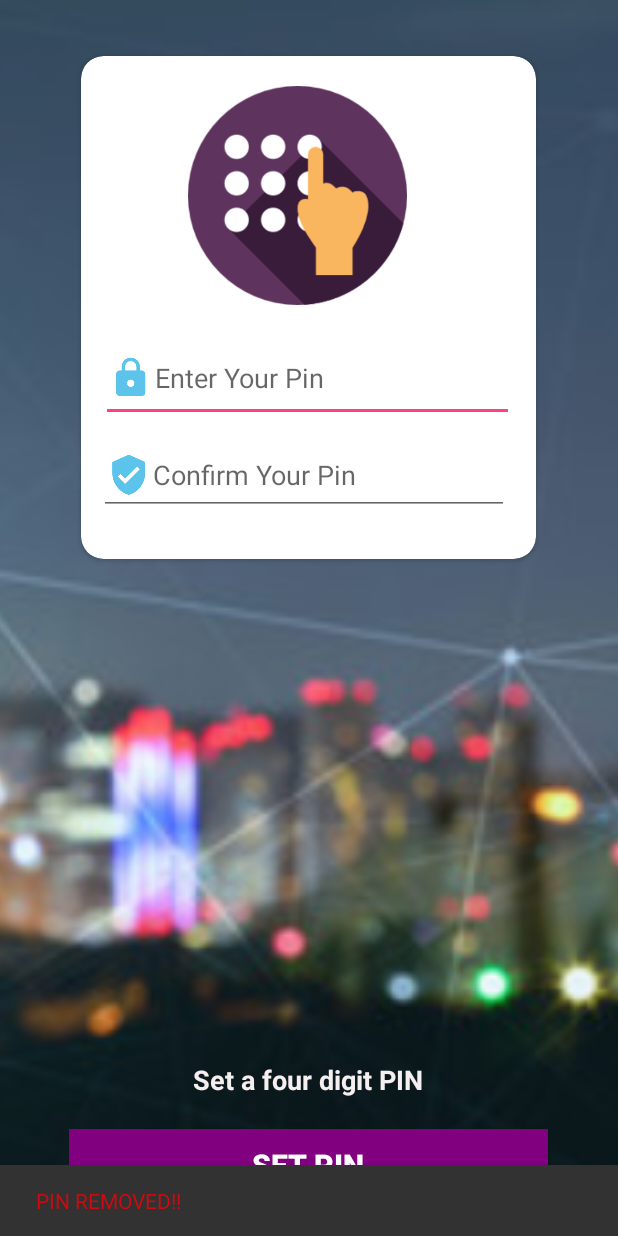
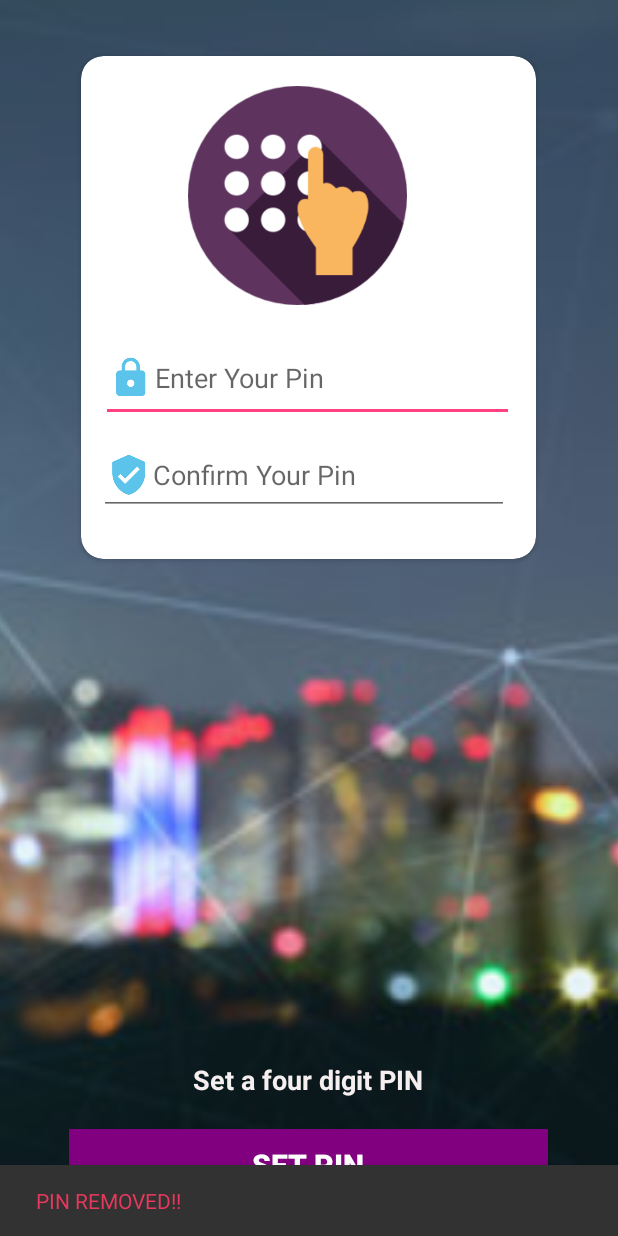
Before and after one commit to dipsikha231995/Get-Contact, an Android app: the MainActivity screen opened directly, with no data from a screen before it, after a tap on an icon or button, on a phone screen of 412 x 824 dp. Run offline under Robolectric (Android 15) with nearby library versions, the phone set to English and light mode, and no system bars; 1 statement that could not run was skipped.

Commit message:
msg color commit

```diff
--- a/app/src/main/java/com/example/amar/getcontact/LogAdapter.java
+++ b/app/src/main/java/com/example/amar/getcontact/LogAdapter.java
@@ -79,8 +79,7 @@ public class LogAdapter extends RecyclerView.Adapter<LogAdapter.LogViewHolder> {
 
                     final String data = log_list.get(mPosition).toString();
 
-
-                    Snackbar snackbar = Snackbar.make(coordinatorLayout, data, Snackbar.LENGTH_INDEFINITE)
+                    Snackbar snackbar = Snackbar.make(coordinatorLayout, "Clear log history?" , Snackbar.LENGTH_INDEFINITE)
                             .setAction("Yes", new View.OnClickListener() {
                                 @Override
                                 public void onClick(View v) {
@@ -101,6 +100,8 @@ public class LogAdapter extends RecyclerView.Adapter<LogAdapter.LogViewHolder> {
 
                                     //writing to shared preference file
                                     MainActivity.saveLogs();
+
+                                    Toast.makeText(context, "Log cleared!", Toast.LENGTH_SHORT).show();
                                 }
                             });
 
--- a/app/src/main/res/values/colors.xml
+++ b/app/src/main/res/values/colors.xml
@@ -4,5 +4,7 @@
     <color name="colorPrimaryDark">#4B0082</color>
     <color name="colorAccent">#FF4081</color>
     <color name="snackTextSuccess">#00e600</color>
-    <color name="snackTextFail">#cf0a10</color>
+    <color name="snackTextFail">#e7385d</color>
+    <color name="snackTextPin">#e6c617</color>
+
 </resources>
--- a/app/src/main/res/values/strings.xml
+++ b/app/src/main/res/values/strings.xml
@@ -17,7 +17,7 @@
         \n 2. In need of contact just send an SMS from any mobile phone available near you. \n
         \n 3. The above SMS must contain the name of the person whose contact you want along with the <b>4-digit pin</b> at the end.\n
         \n 4. If the contact is available in your contact list then it will be sent, else no reply is sent. \n
-        \n 5. You can also change your pin by clicking on the lock icon in the action bar. \n \n
+        \n 5. You can also change your pin by clicking on the lock icon in the action bar. \n \n \n
 
         -----------------------------\n
     </string>
```
Also changed, not shown: app/src/main/java/com/example/amar/getcontact/MainActivity.java (+1 -10 lines), app/src/main/java/com/example/amar/getcontact/SetPinActivity.java (+7 -1 lines).
